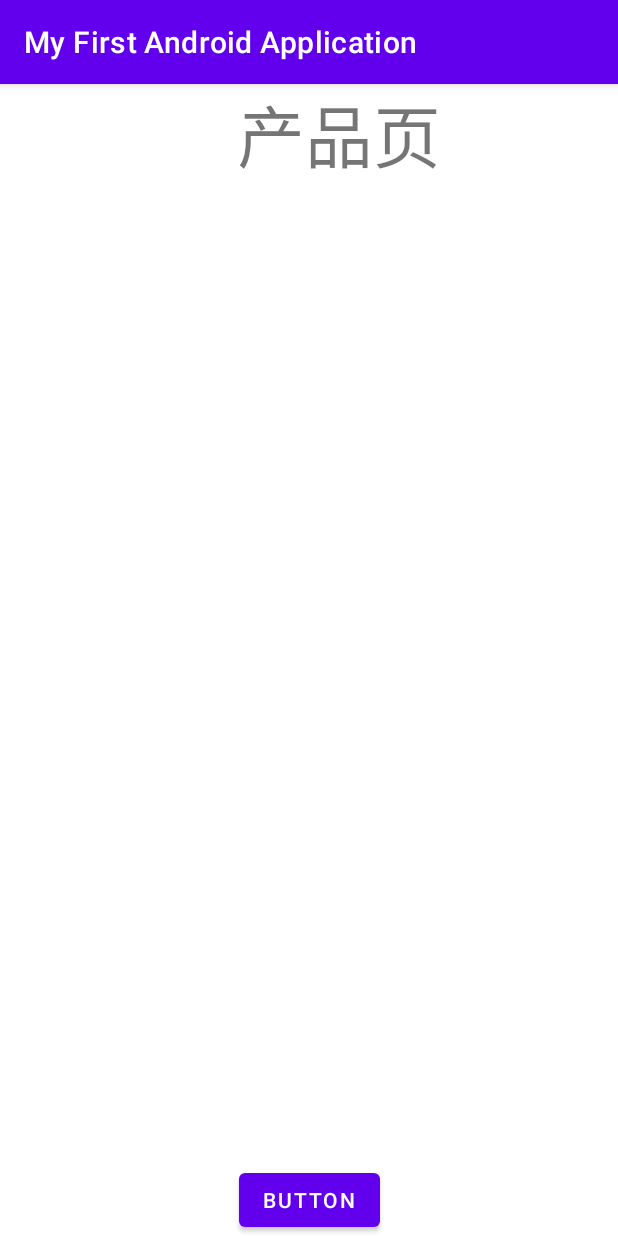
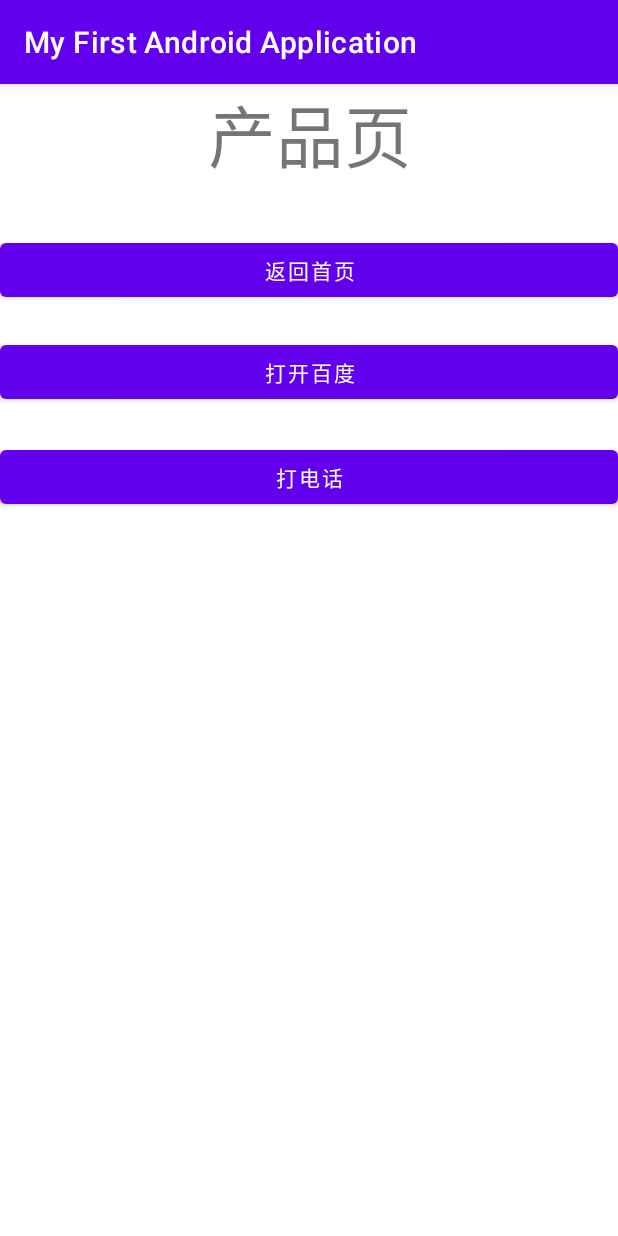
Before and after one commit to ivan-shork/Easy_Android_Learn, an Android app: the ActivityTwo screen opened directly, with no data from a screen before it, on a phone screen of 412 x 824 dp. Run offline under Robolectric (Android 15) with nearby library versions, the phone set to English and light mode, and no system bars.

Commit message:
隐式意图使用

```diff
--- a/app/src/main/res/layout/layout_two.xml
+++ b/app/src/main/res/layout/layout_two.xml
@@ -7,13 +7,25 @@
     tools:context=".ActivityTwo">
 
     <Button
+        android:id="@+id/phone"
+        android:layout_width="0dp"
+        android:layout_height="wrap_content"
+        android:layout_marginTop="22dp"
+        android:text="打电话"
+        app:layout_constraintEnd_toEndOf="parent"
+        app:layout_constraintStart_toStartOf="parent"
+        app:layout_constraintTop_toBottomOf="@+id/baidu" />
+
+    <Button
         android:id="@+id/button7"
-        android:layout_width="wrap_content"
-        android:layout_height="wrap_content"
-        android:text="Button"
-        app:layout_constraintBottom_toBottomOf="parent"
+        android:layout_width="0dp"
+        android:layout_height="48dp"
+        android:layout_marginTop="100dp"
+        android:text="返回首页"
         app:layout_constraintEnd_toEndOf="parent"
-        app:layout_constraintStart_toStartOf="parent" />
+        app:layout_constraintHorizontal_bias="0.498"
+        app:layout_constraintStart_toStartOf="parent"
+        app:layout_constraintTop_toTopOf="parent" />
 
     <TextView
         android:id="@+id/textView2"
@@ -24,7 +36,18 @@
         android:text="产品页"
         android:textSize="45sp"
         app:layout_constraintEnd_toEndOf="parent"
-        app:layout_constraintHorizontal_bias="0.666"
+        app:layout_constraintHorizontal_bias="0.922"
         app:layout_constraintStart_toStartOf="parent"
-        tools:layout_editor_absoluteY="160dp" />
+        app:layout_constraintTop_toTopOf="parent" />
+
+    <Button
+        android:id="@+id/baidu"
+        android:layout_width="0dp"
+        android:layout_height="wrap_content"
+        android:layout_marginTop="20dp"
+        android:text="打开百度"
+        app:layout_constraintEnd_toEndOf="parent"
+        app:layout_constraintStart_toStartOf="parent"
+        app:layout_constraintTop_toBottomOf="@+id/button7" />
+
 </androidx.constraintlayout.widget.ConstraintLayout>
```
Also changed, not shown: app/src/main/java/com/aven/myfirstandroidapplication/ActivityTwo.java (+22 -7 lines).
